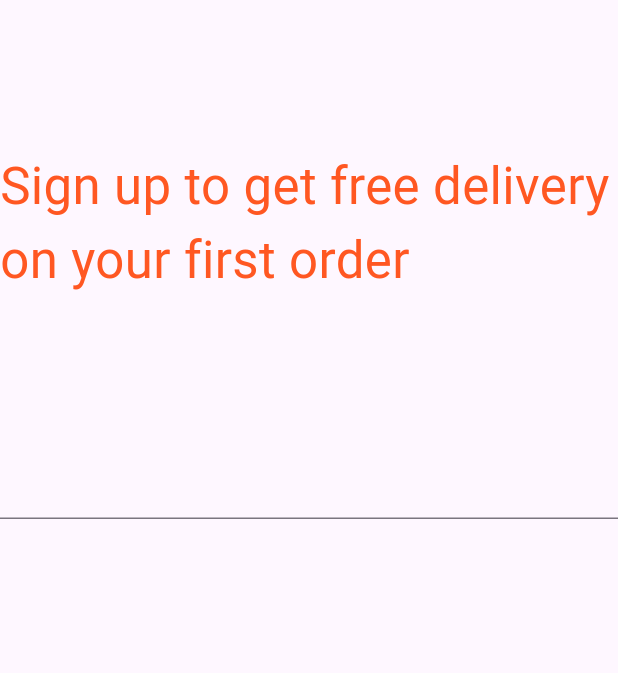
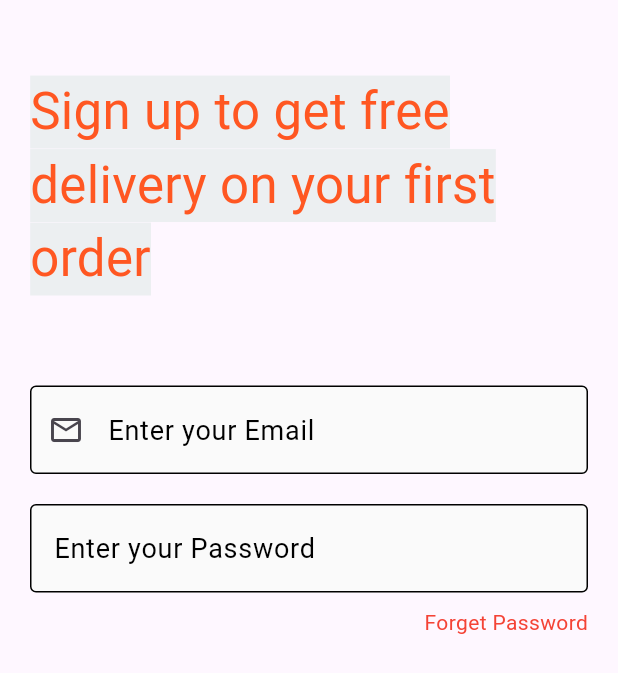
Before and after one commit to darus66d/making_a_login_page, a Flutter app: the screen it shows after launch, on a phone screen of 412 x 824 dp. Shown: the top 673 px of the screen. Run offline on Flutter 3.47's test engine with Material 3 defaults, Android fonts, the light colour scheme and no system bars.

Commit message:
Custom text field

```diff
--- a/lib/login_page.dart
+++ b/lib/login_page.dart
@@ -1,4 +1,5 @@
 import 'package:flutter/material.dart';
+import 'package:making_a_login_page/widgets/custom_text_field.dart';
 
 class LoginPage extends StatelessWidget {
   const LoginPage({super.key});
@@ -7,22 +8,63 @@ class LoginPage extends StatelessWidget {
   Widget build(BuildContext context) {
 
     final TextEditingController emailController = TextEditingController();
+    final TextEditingController passwordController = TextEditingController();
 
     return Scaffold(
-      body: Center(
+      body: Padding(
+        padding: const EdgeInsets.symmetric(horizontal: 20),
         child: Column(
           children: [
-            SizedBox(height: 100,),
+            SizedBox(height: 50,),
             Text("Sign up to get free delivery on your first order",style:TextStyle(
               fontSize: 34,
               color: Colors.deepOrange,
+              backgroundColor: Colors.blueGrey[50]
             ),),
-            SizedBox(height: 100,),
-            TextFormField(
-              controller: emailController,
-              decoration: InputDecoration(
-              ),
-            )
+            SizedBox(height: 60,),
+           CustomTextField(
+             controller: emailController,
+              hintText: "Enter your Email",
+              obscureText: false,
+              prefixWidget: Icon(Icons.email_outlined),
+            ),
+            SizedBox(height: 20,),
+            CustomTextField(
+                controller: passwordController,
+                hintText: "Enter your Password",
+                obscureText: true),
+            SizedBox(height: 10,),
+            InkWell(
+              onTap: (){
+
+              },
+              child: Align(
+                alignment: Alignment.bottomRight,
+                  child: Text("Forget Password",style: TextStyle(color: Colors.red),)),
+            ),
+
+            // TextFormField(
+            //   controller: emailController,
+            //   style: TextStyle(
+            //     fontSize: 18,
+            //     color: Colors.red
+            //   ),
+            //   decoration: InputDecoration(
+            //     hintText: "Enter your email",
+            //     hintStyle: TextStyle(
+            //       color: Colors.black,
+            //       fontSize: 16,
+            //     ),
+            //     fillColor: Colors.grey[50],
+            //     filled: true,
+            //     prefixIcon: Icon(Icons.email_outlined),
+            //     prefixIconColor: Colors.cyan,
+            //     // labelText: "Email",
+            //     enabledBorder: OutlineInputBorder(
+            //     ),
+            //     focusedBorder: OutlineInputBorder()
+            //   ),
+            // ),
           ],
         ),
       ),
--- /dev/null
+++ b/lib/widgets/custom_text_field.dart
@@ -0,0 +1,38 @@
+import 'package:flutter/material.dart';
+
+class CustomTextField extends StatelessWidget {
+  final TextEditingController controller;
+  final String hintText;
+  final Widget? prefixWidget;
+  final bool obscureText;
+
+  const CustomTextField ({super.key, required this.controller, required this.hintText, this.prefixWidget, required this.obscureText});
+
+  @override
+  Widget build(BuildContext context) {
+    return TextFormField(
+      controller: controller,
+      style: TextStyle(
+        fontSize: 18,
+        color: Colors.red,
+      ),
+      obscureText: obscureText,
+      decoration: InputDecoration(
+        hintText: hintText,
+        hintStyle: TextStyle(
+          color: Colors.black,
+          fontSize: 18,
+        ),
+        fillColor: Colors.grey[50],
+        filled: true,
+        prefixIcon: prefixWidget,
+        enabledBorder: OutlineInputBorder(
+
+        ),
+        focusedBorder: OutlineInputBorder(
+
+        )
+      ),
+    );
+  }
+}
```
